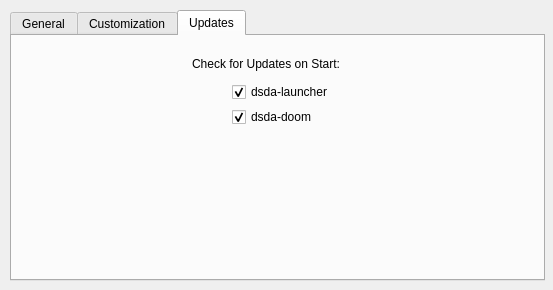
Qt form src/settings.ui (andrikpowell/nyan-launcher) before a commit.
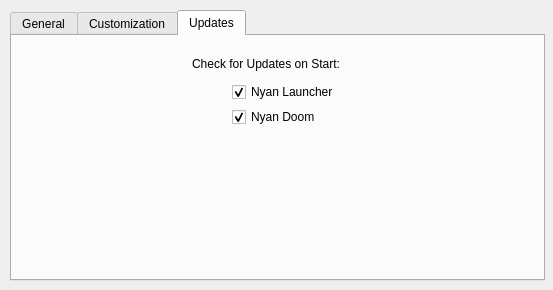
The same form after that commit. The open tabs and pages were chosen to show the change. Icons and pictures are not drawn.

Commit message: Replace DSDA -> Nyan

The edit to the form file:
```diff
--- a/src/settings.ui
+++ b/src/settings.ui
@@ -1015,7 +1015,7 @@
       <string>Show Endoom screen on game exit</string>
      </property>
      <property name="text">
-      <string>dsda-launcher</string>
+      <string>Nyan Launcher</string>
      </property>
      <property name="checked">
       <bool>true</bool>
@@ -1047,7 +1047,7 @@
       <string>Show Endoom screen on game exit</string>
      </property>
      <property name="text">
-      <string>dsda-doom</string>
+      <string>Nyan Doom</string>
      </property>
      <property name="checked">
       <bool>true</bool>
```
Left out of the diff: 2 changed lines with no effect on the pictures. The commit also changes 35 other files.
